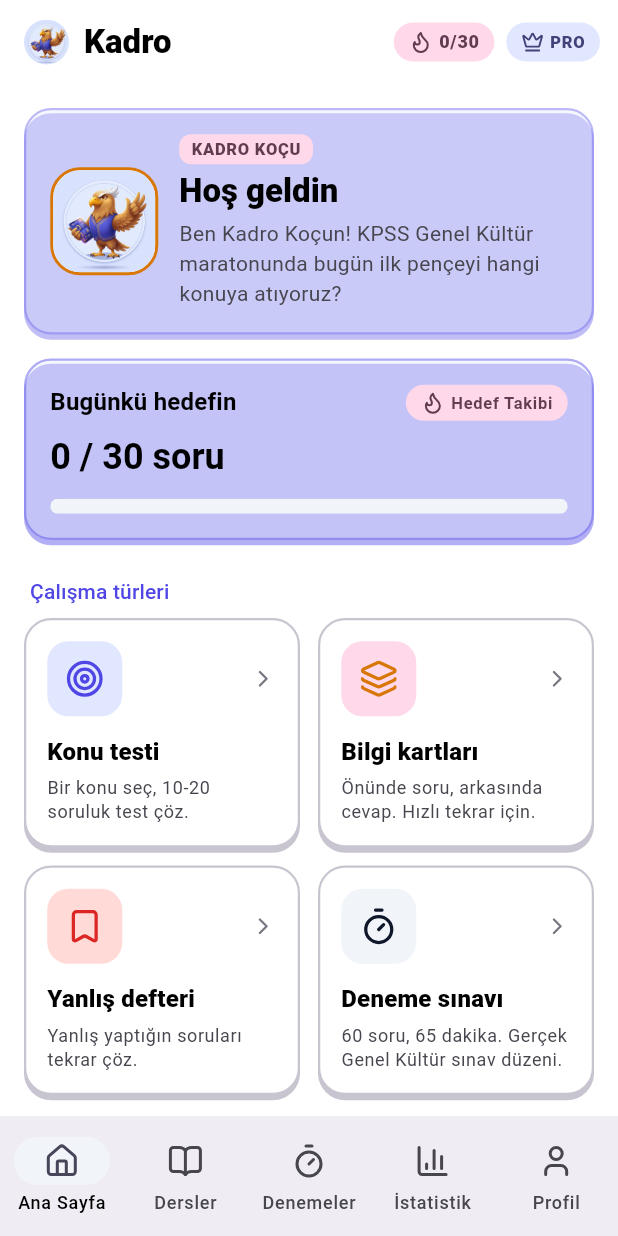
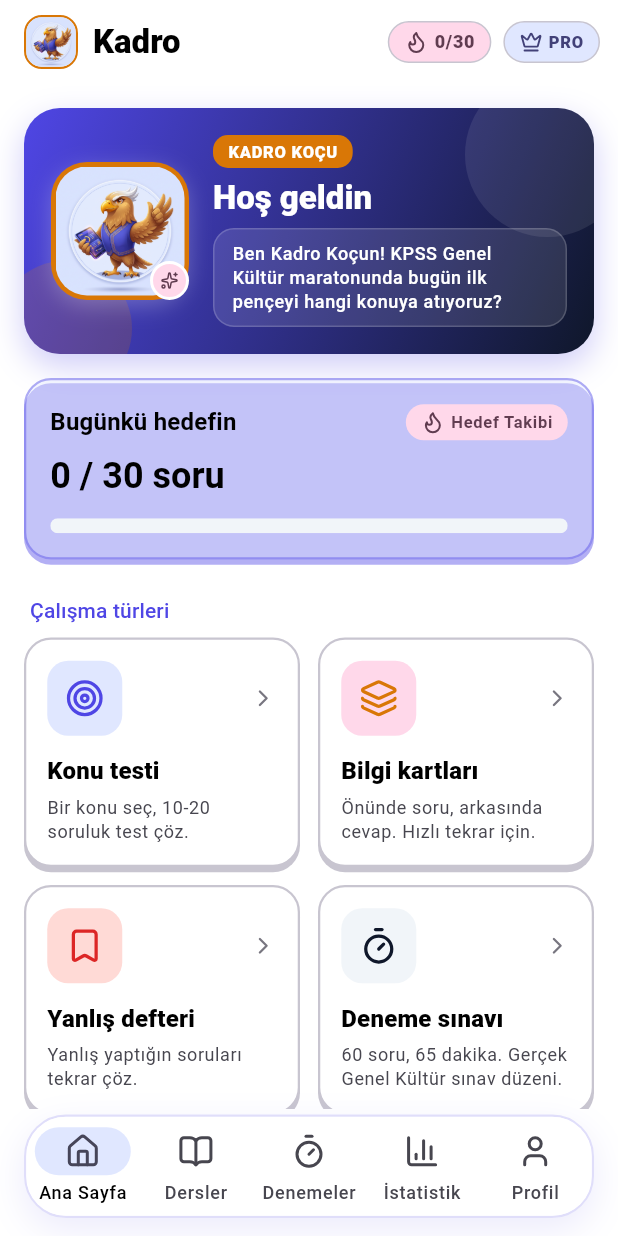
Before and after one commit to omerfarukpehlivan/kadro, a Flutter app: the screen it shows after launch, on a phone screen of 412 x 824 dp. Run offline on Flutter 3.47's test engine with Material 3 defaults, Android fonts, the phone set to English and light mode, and no system bars; drawn by our look-alikes of flutter_animate; our stand-ins replace fl_chart, flex_color_scheme, flutter_riverpod, go_router, google_fonts, lucide_icons_flutter.

Commit message:
feat(ui): TASK-17 floating pill dock alt menu, pop-out mascot sahnesi ve modern top bar

```diff
--- a/lib/app/widgets/app_navigation_bar.dart
+++ b/lib/app/widgets/app_navigation_bar.dart
@@ -1,8 +1,8 @@
 import 'package:flutter/material.dart'; // Material Design bileşenleri
 import 'package:lucide_icons_flutter/lucide_icons.dart'; // Modern çizgisel ikon seti
 
-/// Alttaki sekme menüsü (Material Design: navigation bar).
-/// Web'deki ana menünün (navbar) mobil karşılığıdır; mobilde başparmağa yakın olsun diye altta durur.
+/// Alttaki havada duran sekme menüsü (Floating Pill/Dock Bottom Navigation Bar).
+/// Web'deki modern SaaS ve mobil uygulamalardaki floating dock tasarımına karşılık gelir.
 class AppNavigationBar extends StatelessWidget {
   final int selectedIndex; // Şu an hangi sekmenin (tab) aktif/seçili olduğu sıra numarası (0-4)
   final ValueChanged<int> onDestinationSelected; // Kullanıcı bir sekmeye dokunduğunda çalışan bildirim fonksiyonu
@@ -15,11 +15,37 @@ class AppNavigationBar extends StatelessWidget {
 
   @override
   Widget build(BuildContext context) {
-    return NavigationBar(
-      // Material 3 standart alt navigasyon çubuğu widget'ı
-      selectedIndex:
-          selectedIndex, // Aktif olan butonun görsel ışığını/vurgusunu yakar
-      onDestinationSelected: onDestinationSelected, // Tıklanınca yeni seçilen indeksi uygulama kabuğuna (AppShell) bildirir
+    final colorScheme = Theme.of(context).colorScheme;
+
+    return SafeArea(
+      top: false,
+      child: Padding(
+        padding: const EdgeInsets.fromLTRB(16, 4, 16, 12),
+        child: Container(
+          decoration: BoxDecoration(
+            color: colorScheme.surface,
+            borderRadius: BorderRadius.circular(28),
+            border: Border.all(
+              color: colorScheme.primary.withAlpha(45),
+              width: 1.5,
+            ),
+            boxShadow: [
+              BoxShadow(
+                color: colorScheme.primary.withAlpha(28),
+                blurRadius: 20,
+                offset: const Offset(0, 8),
+              ),
+            ],
+          ),
+          child: ClipRRect(
+            borderRadius: BorderRadius.circular(26),
+            child: NavigationBar(
+              height: 66,
+              elevation: 0,
+              backgroundColor: colorScheme.surface,
+              indicatorColor: colorScheme.primaryContainer,
+              selectedIndex: selectedIndex,
+              onDestinationSelected: onDestinationSelected,
               destinations: const [
                 // Alt menüdeki her bir sekme butonunun listesi (LucideIcons ile modernleştirildi)
                 NavigationDestination(
@@ -48,6 +74,10 @@ class AppNavigationBar extends StatelessWidget {
                   label: 'Profil',
                 ),
               ],
+            ),
+          ),
+        ),
+      ),
     );
   }
 }
--- a/lib/app/widgets/app_top_bar.dart
+++ b/lib/app/widgets/app_top_bar.dart
@@ -30,23 +30,26 @@ class AppTopBar extends ConsumerWidget implements PreferredSizeWidget {
       title: Row(
         mainAxisSize: MainAxisSize.min,
         children: [
-          // Küçük yuvarlak Kadro Koçu avatarı (hata durumunda fallback ikon)
-          ClipOval(
+          // Kavisli kare Kadro Koçu avatarı (altın çerçeveli, hata durumunda fallback ikon)
+          Container(
+            width: 36,
+            height: 36,
+            decoration: BoxDecoration(
+              borderRadius: BorderRadius.circular(12),
+              border: Border.all(color: colorScheme.tertiary, width: 1.5),
+            ),
+            child: ClipRRect(
+              borderRadius: BorderRadius.circular(10),
               child: Image.asset(
                 'assets/images/mascot/tugrul_coach.png',
-              width: 30,
-              height: 30,
                 fit: BoxFit.cover,
                 errorBuilder: (context, error, stackTrace) => Container(
-                padding: const EdgeInsets.all(6),
-                decoration: BoxDecoration(
                   color: colorScheme.primaryContainer,
-                  shape: BoxShape.circle,
-                ),
                   child: Icon(
                     LucideIcons.graduationCap,
                     size: 18,
                     color: colorScheme.onPrimaryContainer,
+                  ),
                 ),
               ),
             ),
@@ -65,6 +68,7 @@ class AppTopBar extends ConsumerWidget implements PreferredSizeWidget {
           decoration: BoxDecoration(
             color: colorScheme.tertiaryContainer,
             borderRadius: BorderRadius.circular(20),
+            border: Border.all(color: colorScheme.outlineVariant),
           ),
           child: Row(
             mainAxisSize: MainAxisSize.min,
@@ -101,6 +105,7 @@ class AppTopBar extends ConsumerWidget implements PreferredSizeWidget {
                   ? colorScheme.tertiary
                   : colorScheme.primaryContainer,
               borderRadius: BorderRadius.circular(20),
+              border: Border.all(color: colorScheme.outlineVariant),
             ),
             child: Row(
               mainAxisSize: MainAxisSize.min,
--- a/lib/shared/widgets/mascot_coach_banner.dart
+++ b/lib/shared/widgets/mascot_coach_banner.dart
@@ -1,5 +1,4 @@
 import 'package:flutter/material.dart';
-import 'package:kadro/shared/widgets/tactile_card.dart';
 import 'package:lucide_icons_flutter/lucide_icons.dart';
 
 /// Kadro Koçu'nun ruh hali (mood) ve görsel varyasyonları.
@@ -24,7 +23,8 @@ extension MascotMoodExtension on MascotMood {
 ///
 /// Web/Angular karşılığı:
 /// Gamification bildirim bileşeni (Duolingo banner/speech bubble).
-/// Adaya samimi, cesaretlendirici ve stratejik KPSS rehberlik mesajları sunar.
+/// Sinematik gradient zemin, yarı saydam dekoratif daireler, 3D altın çerçeveli
+/// pop-out maskot sahnesi ve şık konuşma balonu ile zenginleştirilmiştir.
 class MascotCoachBanner extends StatelessWidget {
   final MascotMood mood;
   final String title;
@@ -44,69 +44,167 @@ class MascotCoachBanner extends StatelessWidget {
     final colorScheme = Theme.of(context).colorScheme;
     final textTheme = Theme.of(context).textTheme;
 
-    return TactileCard(
-      backgroundColor: colorScheme.primaryContainer.withAlpha(75),
-      borderColor: colorScheme.primary.withAlpha(90),
+    return Container(
+      decoration: BoxDecoration(
+        gradient: LinearGradient(
+          begin: Alignment.topLeft,
+          end: Alignment.bottomRight,
+          colors: [colorScheme.primary, colorScheme.secondary],
+        ),
+        borderRadius: BorderRadius.circular(24),
+        boxShadow: [
+          BoxShadow(
+            color: colorScheme.primary.withAlpha(70),
+            blurRadius: 18,
+            offset: const Offset(0, 8),
+          ),
+        ],
+      ),
+      child: ClipRRect(
+        borderRadius: BorderRadius.circular(24),
+        child: Stack(
+          children: [
+            // 1. Dekoratif ışık halesi (sağ üst)
+            Positioned(
+              right: -24,
+              top: -24,
+              child: Container(
+                width: 110,
+                height: 110,
+                decoration: BoxDecoration(
+                  shape: BoxShape.circle,
+                  color: colorScheme.onPrimary.withAlpha(22),
+                ),
+              ),
+            ),
+            // 2. Dekoratif ışık halesi (sol alt)
+            Positioned(
+              left: -18,
+              bottom: -28,
+              child: Container(
+                width: 90,
+                height: 90,
+                decoration: BoxDecoration(
+                  shape: BoxShape.circle,
+                  color: colorScheme.tertiary.withAlpha(45),
+                ),
+              ),
+            ),
+            // 3. Ana İçerik Satırı
+            Padding(
+              padding: const EdgeInsets.all(18),
               child: Row(
                 crossAxisAlignment: CrossAxisAlignment.center,
                 children: [
-          // 1. Solda 72x72 çerçeveli maskot portresi
+                  // Pop-Out Maskot Sahnesi (92x92)
+                  Stack(
+                    clipBehavior: Clip.none,
+                    children: [
                       Container(
-            width: 72,
-            height: 72,
+                        width: 92,
+                        height: 92,
+                        padding: const EdgeInsets.all(3),
                         decoration: BoxDecoration(
-              color: colorScheme.surface,
-              borderRadius: BorderRadius.circular(20),
-              border: Border.all(color: colorScheme.tertiary, width: 2),
+                          color: colorScheme.tertiary,
+                          borderRadius: BorderRadius.circular(24),
+                          boxShadow: [
+                            BoxShadow(
+                              color: colorScheme.surface.withAlpha(60),
+                              blurRadius: 12,
+                              offset: const Offset(0, 4),
+                            ),
+                          ],
                         ),
                         child: ClipRRect(
-              borderRadius: BorderRadius.circular(18),
+                          borderRadius: BorderRadius.circular(21),
                           child: Image.asset(
                             mood.assetPath,
                             fit: BoxFit.cover,
                             errorBuilder: (context, error, stackTrace) => Icon(
                               LucideIcons.award,
-                  color: colorScheme.primary,
-                  size: 36,
+                              color: colorScheme.onTertiary,
+                              size: 44,
                             ),
                           ),
                         ),
                       ),
-          const SizedBox(width: 14),
-          // 2. Sağda konuşma balonu içeriği
+                      Positioned(
+                        right: 0,
+                        bottom: 0,
+                        child: Container(
+                          padding: const EdgeInsets.all(5),
+                          decoration: BoxDecoration(
+                            color: colorScheme.tertiaryContainer,
+                            shape: BoxShape.circle,
+                            border: Border.all(
+                              color: colorScheme.surface,
+                              width: 2,
+                            ),
+                          ),
+                          child: Icon(
+                            LucideIcons.sparkles,
+                            size: 12,
+                            color: colorScheme.onTertiaryContainer,
+                          ),
+                        ),
+                      ),
+                    ],
+                  ),
+                  const SizedBox(width: 16),
+                  // Sağ Taraf: Konuşma Balonu & Başlık
                   Expanded(
                     child: Column(
                       crossAxisAlignment: CrossAxisAlignment.start,
                       children: [
+                        // Amber Hap Rozet
                         Container(
                           padding: const EdgeInsets.symmetric(
-                    horizontal: 8,
-                    vertical: 2,
+                            horizontal: 10,
+                            vertical: 3,
                           ),
                           decoration: BoxDecoration(
-                    color: colorScheme.tertiaryContainer,
-                    borderRadius: BorderRadius.circular(8),
+                            color: colorScheme.tertiary,
+                            borderRadius: BorderRadius.circular(10),
                           ),
                           child: Text(
                             badgeLabel,
                             style: textTheme.labelSmall?.copyWith(
-                      color: colorScheme.onTertiaryContainer,
+                              color: colorScheme.onTertiary,
+                              fontWeight: FontWeight.w900,
+                              letterSpacing: 0.5,
+                            ),
+                          ),
+                        ),
+                        const SizedBox(height: 6),
+                        // Başlık
+                        Text(
+                          title,
+                          style: textTheme.titleLarge?.copyWith(
+                            color: colorScheme.onPrimary,
                             fontWeight: FontWeight.w800,
                           ),
                         ),
+                        const SizedBox(height: 6),
+                        // Konuşma Balonu (Yarı Saydam Kapsül)
+                        Container(
+                          padding: const EdgeInsets.symmetric(
+                            horizontal: 12,
+                            vertical: 8,
                           ),
-                const SizedBox(height: 4),
-                Text(
-                  title,
-                  style: textTheme.titleLarge?.copyWith(
-                    fontWeight: FontWeight.w800,
+                          decoration: BoxDecoration(
+                            color: colorScheme.surface.withAlpha(28),
+                            borderRadius: BorderRadius.circular(14),
+                            border: Border.all(
+                              color: colorScheme.onPrimary.withAlpha(45),
                             ),
                           ),
-                const SizedBox(height: 4),
-                Text(
+                          child: Text(
                             message,
-                  style: textTheme.bodyMedium?.copyWith(
-                    color: colorScheme.onSurfaceVariant,
+                            style: textTheme.bodySmall?.copyWith(
+                              color: colorScheme.onPrimary,
+                              fontWeight: FontWeight.w500,
+                              height: 1.35,
+                            ),
                           ),
                         ),
                       ],
@@ -114,6 +212,10 @@ class MascotCoachBanner extends StatelessWidget {
                   ),
                 ],
               ),
+            ),
+          ],
+        ),
+      ),
     );
   }
 }
```
Also changed, not shown: 2 other files. Lines whose indentation alone changed are shown as unchanged.
